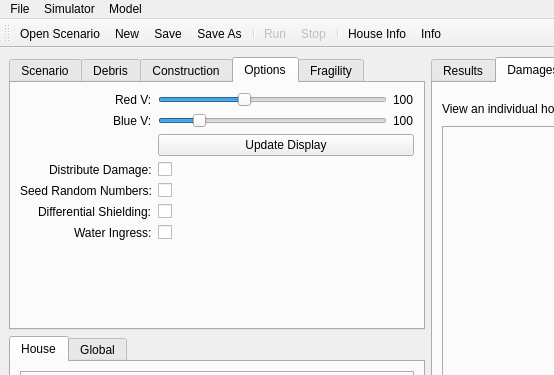
First picture: the form in src/gui/ui/main.ui, repository GeoscienceAustralia/vaws, before the edit; both pictures show x 0 to 554 and y 0 to 375 of the 1005 by 673 pixel window.
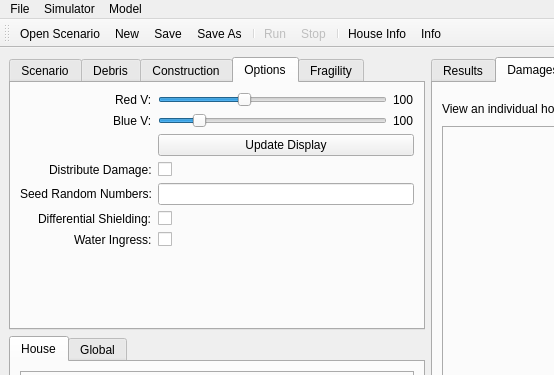
Second picture: the form after the edit. The open tabs and pages were chosen to show the change. Icons and pictures are not drawn. Custom widgets are drawn as their Qt base class.

Commit message: VAWS-3 Add numerical random seed to UI

What changed in the file:
```diff
--- a/src/gui/ui/main.ui
+++ b/src/gui/ui/main.ui
@@ -797,11 +797,7 @@
            </widget>
           </item>
           <item row="4" column="1">
-           <widget class="QCheckBox" name="seedRandom">
-            <property name="text">
-             <string/>
-            </property>
-           </widget>
+           <widget class="QLineEdit" name="seedRandom"/>
           </item>
           <item row="5" column="0">
            <widget class="QLabel" name="label_4">
```
Left out of the diff: 2 changed lines with no effect on the pictures. Lines whose indentation alone changed are shown as unchanged. The commit also changes 2 other files.
